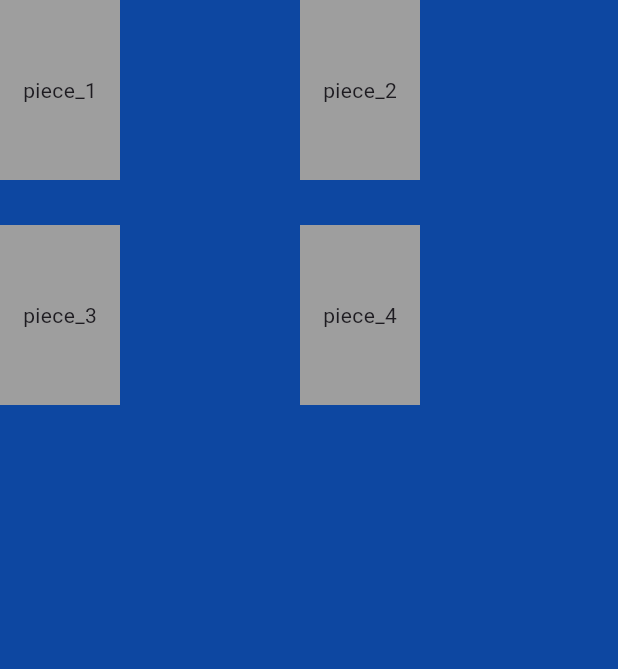
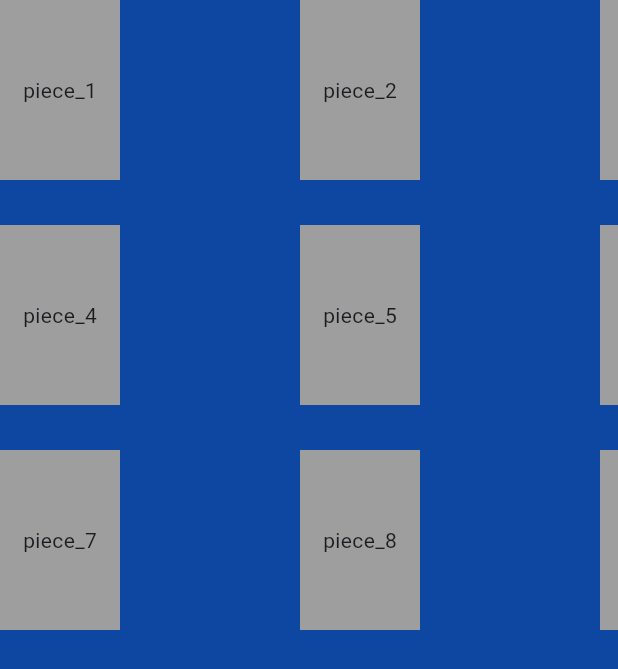
Before and after one commit to bstamenkovits/jigsaw-puzzle, a Flutter app: the screen it shows after launch, on a phone screen of 412 x 824 dp. Shown: the top 669 px of the screen. Run offline on Flutter 3.47's test engine with Material 3 defaults, Android fonts, the phone set to English and light mode, and no system bars.

Commit message:
dynamic board dimensions and piece generation

```diff
--- a/lib/board.dart
+++ b/lib/board.dart
@@ -2,7 +2,13 @@ import 'package:flutter/material.dart';
 import 'piece.dart';
 
 class Board extends StatefulWidget {
-  const Board({super.key});
+  final int nPiecesWidth;
+  final int nPiecesHeight;
+  const Board({
+    super.key,
+    this.nPiecesWidth = 2,
+    this.nPiecesHeight = 2,
+  });
 
   @override
   State<Board> createState() => _BoardState();
@@ -10,12 +16,23 @@ class Board extends StatefulWidget {
 
 class _BoardState extends State<Board> {
   /// Each list inside this list represents a "Cluster" of snapped pieces.
-  final List<List<PieceData>> clusters = [
-    [PieceData(id: "piece_1", position: const Offset(1000, 1000))],
-    [PieceData(id: "piece_2", position: const Offset(1200, 1000))],
-    [PieceData(id: "piece_3", position: const Offset(1000, 1150))],
-    [PieceData(id: "piece_4", position: const Offset(1200, 1150))],
-  ];
+  late final List<List<PieceData>> clusters;
+
+  @override
+  void initState() {
+    super.initState();
+    clusters = [];
+    for (int i = 0; i < widget.nPiecesHeight; i++) {
+      for (int j = 0; j < widget.nPiecesWidth; j++) {
+        clusters.add([
+          PieceData(
+            id: "piece_${i * widget.nPiecesWidth + j + 1}",
+            position: Offset(1000.0 + j * 200.0, 1000.0 + i * 150.0),
+          )
+        ]);
+      }
+    }
+  }
 
   /// Distance within which two pieces/clusters snap together
   static const double snapThreshold = 20.0;
--- a/lib/main.dart
+++ b/lib/main.dart
@@ -16,7 +16,10 @@ class MyApp extends StatelessWidget {
       home: Scaffold(
         backgroundColor: Colors.blue[900], // App background
         body: const Center(
-          child: Board(),
+          child: Board(
+            nPiecesWidth: 3,
+            nPiecesHeight: 3,
+          ),
         ),
       ),
     );
```
